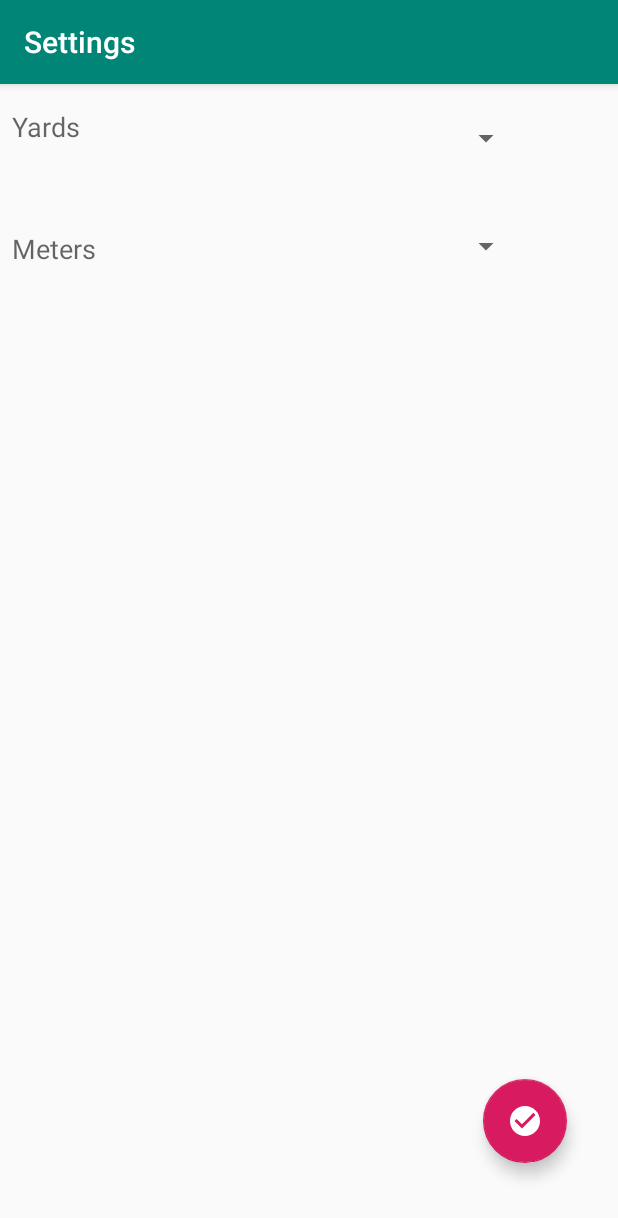
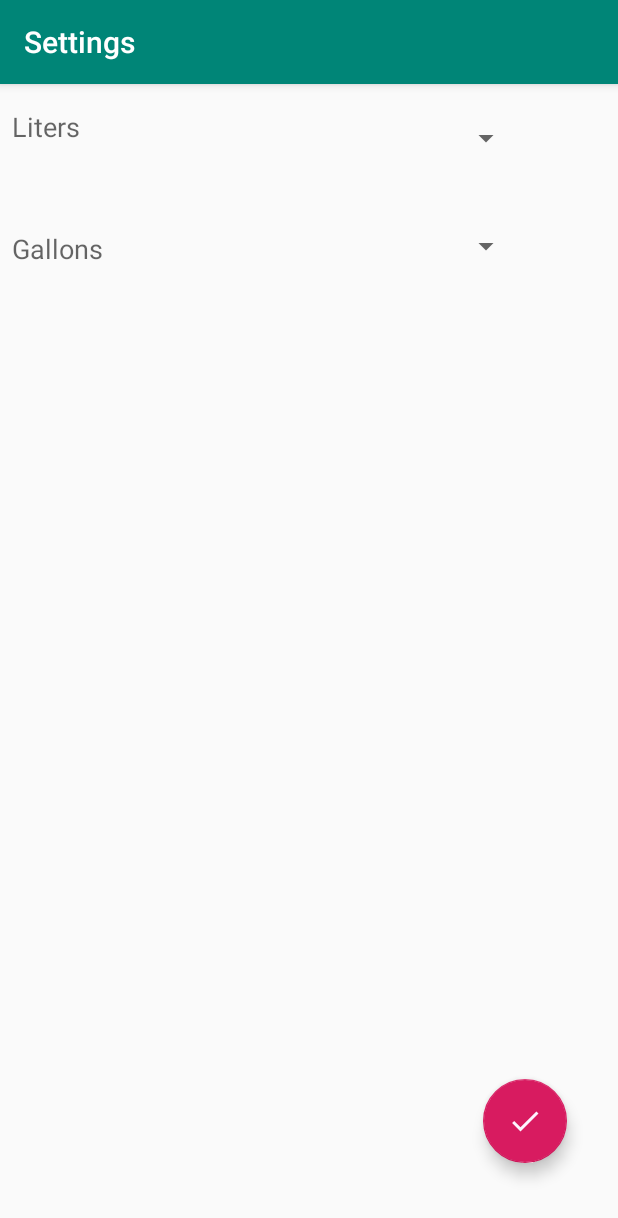
Before and after one commit to lundjrl/Conversion-Calculator, an Android app: the screen it shows after launch (Settings), in the options menu, after a tap on "Settings", on a phone screen of 412 x 824 dp. Shown: the top 1218 px of the screen. Run offline under Robolectric (Android 15) with nearby library versions, the phone set to English and light mode, and no system bars.

Commit message:
Merge branch 'master' of https://github.com/lundjrl/Conversion-Calculator Passed data to settings # Conflicts: #	app/src/main/java/com/example/calculatorconversion/MainActivity.java

```diff
--- a/app/build.gradle
+++ b/app/build.gradle
@@ -10,6 +10,9 @@ android {
         versionCode 1
         versionName "1.0"
         testInstrumentationRunner "androidx.test.runner.AndroidJUnitRunner"
+        vectorDrawables {
+            useSupportLibrary true
+        }
     }
     buildTypes {
         release {
--- a/app/src/main/java/com/example/calculatorconversion/MainActivity.java
+++ b/app/src/main/java/com/example/calculatorconversion/MainActivity.java
@@ -25,6 +25,10 @@ public class MainActivity extends AppCompatActivity {
   ArrayList<String> lengthList;
   ArrayList<String> volumeList;
 
+  TextView toUnitText;
+  TextView converterUnit;
+  TextView fromUnitText;
+
   @Override
   protected void onCreate(Bundle savedInstanceState) {
     super.onCreate(savedInstanceState);
@@ -35,9 +39,9 @@ public class MainActivity extends AppCompatActivity {
     TextView textFieldTo = findViewById(R.id.textFieldTo);
 
     // Units
-    TextView converterUnit = findViewById(R.id.converterUnit);
-    TextView fromUnitText = findViewById(R.id.fromUnitText);
-    TextView toUnitText = findViewById(R.id.toUnitText);
+    converterUnit = findViewById(R.id.converterUnit);
+    fromUnitText = findViewById(R.id.toUnitText);
+    toUnitText = findViewById(R.id.fromUnitText);
 
     // Buttons
     Button calculateButton = findViewById(R.id.calculateButton);
@@ -109,7 +113,6 @@ public class MainActivity extends AppCompatActivity {
       dismissKeyboard();
     });
 
-
   }
 
   // From https://stackoverflow.com/questions/3400028/close-virtual-keyboard-on-button-press
@@ -130,12 +133,22 @@ public class MainActivity extends AppCompatActivity {
   }
 
   @Override
-  public boolean onOptionsItemSelected(MenuItem item) {
-    switch (item.getItemId()) {
-      case R.id.settings:
-        Intent switchToSettings = new Intent(MainActivity.this, Settings.class);
-        startActivity(switchToSettings);
+    public boolean onOptionsItemSelected(MenuItem settingsItem) {
+      switch (settingsItem.getItemId()) {
+        case R.id.settings:
+          Intent switchToSettings = new Intent(MainActivity.this, Settings.class);
+          switchToSettings.putExtra("toUnitText", toUnitText.getText());
+          switchToSettings.putExtra("fromUnitText", fromUnitText.getText());
+          switch (currentCalc){
+            case VOLUME:
+              switchToSettings.putExtra("spinnerValues", volumeList);
+              break;
+            case LENGTH:
+              switchToSettings.putExtra("spinnerValues", lengthList);
+          }
+
+          startActivity(switchToSettings);
+      }
+      return super.onOptionsItemSelected(settingsItem);
     }
-    return super.onOptionsItemSelected(item);
-  }
 }
--- a/app/src/main/java/com/example/calculatorconversion/Settings.java
+++ b/app/src/main/java/com/example/calculatorconversion/Settings.java
@@ -1,17 +1,12 @@
 package com.example.calculatorconversion;
 
+import android.content.Intent;
 import android.os.Bundle;
 
-import android.widget.AdapterView;
-import android.widget.ArrayAdapter;
-import android.widget.Spinner;
-import com.google.android.material.floatingactionbutton.FloatingActionButton;
-import com.google.android.material.snackbar.Snackbar;
+import android.widget.TextView;
 
 import androidx.appcompat.app.AppCompatActivity;
 import androidx.appcompat.widget.Toolbar;
-
-import android.view.View;
 
 public class Settings extends AppCompatActivity {
 
@@ -22,24 +17,33 @@ public class Settings extends AppCompatActivity {
     Toolbar toolbar = findViewById(R.id.toolbar);
     setSupportActionBar(toolbar);
 
-        Spinner fromSpinner = findViewById(R.id.fromSpinner);
-        Spinner toSpinner = findViewById(R.id.toSpinner);
+    TextView toUnitText = findViewById(R.id.fromUnitText);
+    TextView fromUnitText = findViewById(R.id.toUnitText);
 
-        ArrayAdapter<CharSequence> adapter = ArrayAdapter.createFromResource(this,
-            R.array.vices, android.R.layout.simple_spinner_item);
+//        ArrayAdapter<CharSequence> adapter = ArrayAdapter.createFromResource(this,
+//            R.array.vices, android.R.layout.simple_spinner_item);
+//
+//        adapter.setDropDownViewResource(android.R.layout.simple_spinner_dropdown_item);
+//        spinner.setAdapter(adapter);
+//        spinner.setOnItemSelectedListener(new AdapterView.OnItemSelectedListener() {
+//            @Override
+//            public void onItemSelected(AdapterView<?> adapterView, View view, int i, long l) {
+//                selection = (String) adapterView.getItemAtPosition(i);
+//            }
+//
+//            @Override
+//            public void onNothingSelected(AdapterView<?> adapterView) {
+//
+//            }
+//        });
 
-        adapter.setDropDownViewResource(android.R.layout.simple_spinner_dropdown_item);
-        spinner.setAdapter(adapter);
-        spinner.setOnItemSelectedListener(new AdapterView.OnItemSelectedListener() {
-            @Override
-            public void onItemSelected(AdapterView<?> adapterView, View view, int i, long l) {
-                selection = (String) adapterView.getItemAtPosition(i);
+    Intent payload = getIntent();
+    if (payload.hasExtra("fromUnitText")) {
+      fromUnitText.setText(payload.getStringExtra("fromUnitText"));
+    }
+    if (payload.hasExtra("toUnitText")) {
+      toUnitText.setText(payload.getStringExtra("toUnitText"));
     }
 
-            @Override
-            public void onNothingSelected(AdapterView<?> adapterView) {
-
-            }
-        });
   }
 }
--- /dev/null
+++ b/app/src/main/res/drawable/ic_check.xml
@@ -0,0 +1,5 @@
+<vector android:height="24dp" android:tint="#FDF4FF"
+    android:viewportHeight="24.0" android:viewportWidth="24.0"
+    android:width="24dp" xmlns:android="http://schemas.android.com/apk/res/android">
+    <path android:fillColor="#FF000000" android:pathData="M9,16.2L4.8,12l-1.4,1.4L9,19 21,7l-1.4,-1.4L9,16.2z"/>
+</vector>
--- a/app/src/main/res/layout/activity_main.xml
+++ b/app/src/main/res/layout/activity_main.xml
@@ -70,7 +70,7 @@
         app:layout_constraintTop_toBottomOf="@+id/toLabel" />
 
     <TextView
-        android:id="@+id/fromUnitText"
+        android:id="@+id/toUnitText"
         android:layout_width="wrap_content"
         android:layout_height="wrap_content"
         android:layout_marginStart="16dp"
@@ -84,7 +84,7 @@
         app:layout_constraintTop_toBottomOf="@+id/fromLabel" />
 
     <TextView
-        android:id="@+id/toUnitText"
+        android:id="@+id/fromUnitText"
         android:layout_width="wrap_content"
         android:layout_height="wrap_content"
         android:layout_marginStart="16dp"
--- a/app/src/main/res/layout/content_settings.xml
+++ b/app/src/main/res/layout/content_settings.xml
@@ -9,7 +9,7 @@
     tools:showIn="@layout/activity_settings">
 
   <TextView
-    android:id="@+id/textView"
+    android:id="@+id/fromUnitText"
     android:layout_width="49dp"
     android:layout_height="21dp"
     android:layout_marginTop="16dp"
@@ -20,7 +20,7 @@
     app:layout_constraintStart_toStartOf="parent"
     app:layout_constraintTop_toTopOf="parent" />
   <TextView
-    android:id="@+id/textView2"
+    android:id="@+id/toUnitText"
     android:layout_width="wrap_content"
     android:layout_height="wrap_content"
     android:layout_marginTop="60dp"
@@ -29,7 +29,7 @@
     android:text="Meters"
     android:textAppearance="@style/TextAppearance.AppCompat.Medium"
     app:layout_constraintStart_toStartOf="parent"
-    app:layout_constraintTop_toBottomOf="@+id/textView" />
+    app:layout_constraintTop_toBottomOf="@+id/fromUnitText" />
   <Spinner
     android:id="@+id/fromSpinner"
     android:layout_width="150dp"
@@ -37,8 +37,9 @@
     android:layout_marginTop="16dp"
     android:layout_marginEnd="64dp"
     android:layout_marginRight="64dp"
+    android:popupBackground="@drawable/ic_check"
     app:layout_constraintEnd_toEndOf="parent"
-    app:layout_constraintTop_toTopOf="parent"/>
+    app:layout_constraintTop_toTopOf="parent" />
   <Spinner
     android:id="@+id/toSpinner"
     android:layout_width="150dp"
@@ -60,5 +61,5 @@
     app:layout_constraintStart_toStartOf="parent"
     app:layout_constraintTop_toTopOf="parent"
     app:layout_constraintVertical_bias="0.932"
-    app:srcCompat="@drawable/ic_check_circle_black_24dp" />
+    app:srcCompat="@drawable/ic_check" />
 </androidx.constraintlayout.widget.ConstraintLayout>
```
Lines whose indentation alone changed are shown as unchanged.
